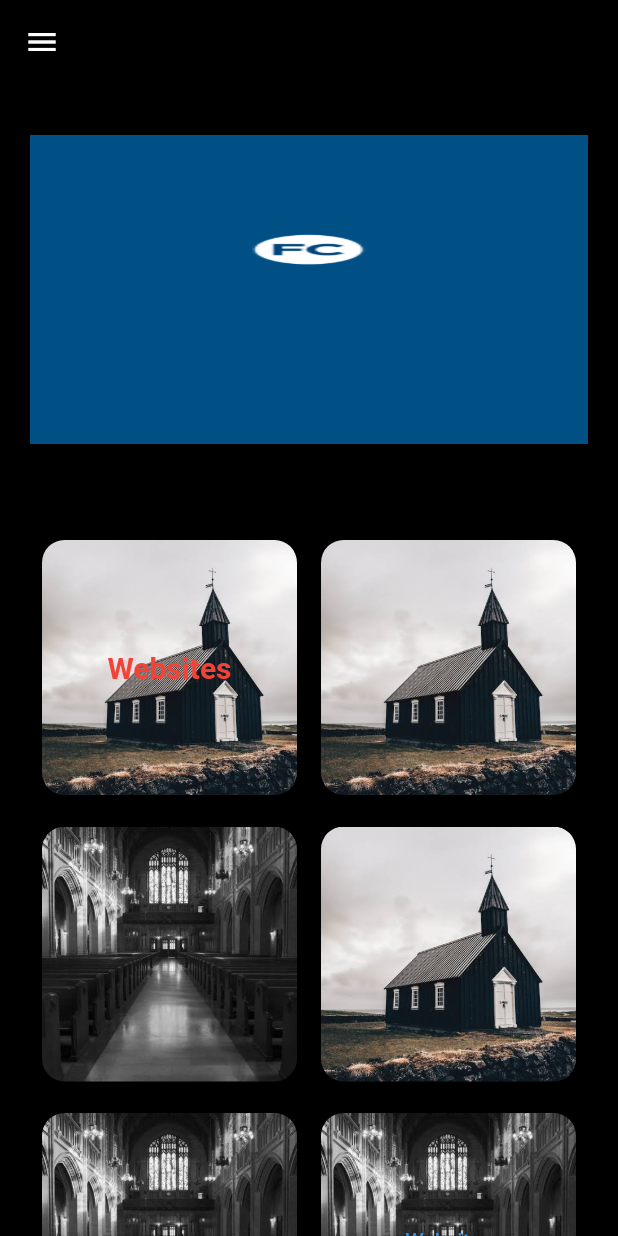
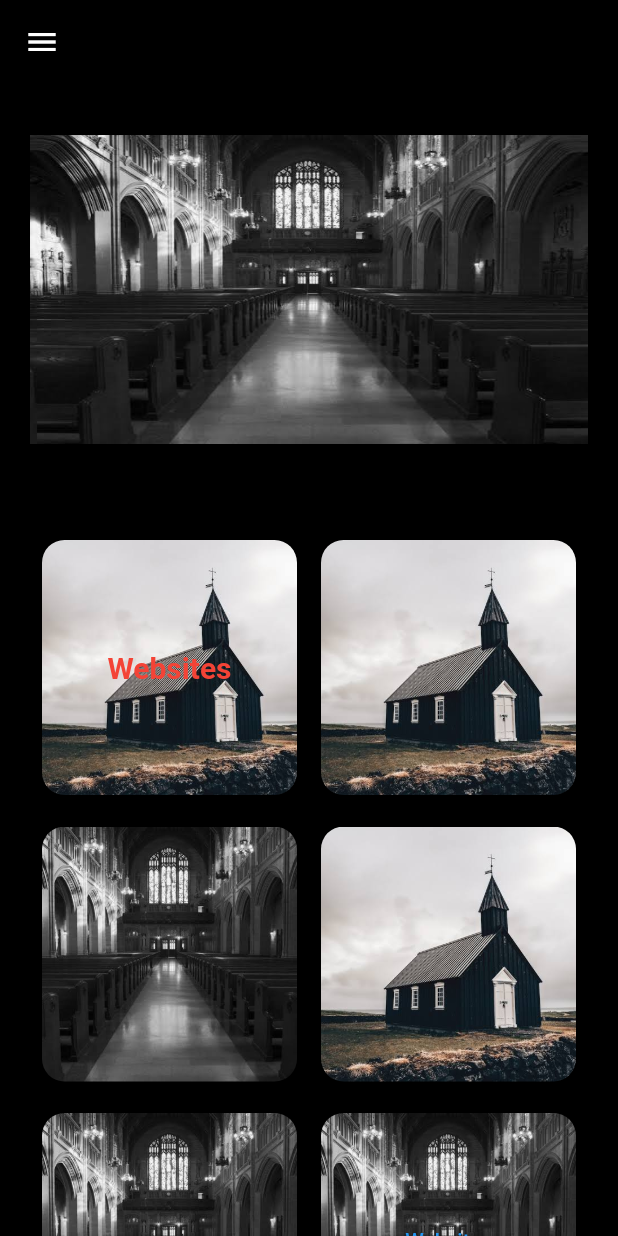
Before and after one commit to Temilayo1/fam-church, a Flutter app: the MyHomePage screen opened directly, on a phone screen of 412 x 824 dp. Run offline on Flutter 3.47's test engine with Material 2 defaults, Android fonts, the light colour scheme and no system bars; our stand-ins replace flutter_slidable, flutter_spinkit.

Commit message:
new changes
new changes

```diff
--- a/lib/screens/home_page.dart
+++ b/lib/screens/home_page.dart
@@ -38,7 +38,7 @@ class _MyHomePageState extends State<MyHomePage> {
                     decoration: BoxDecoration(
                       image: DecorationImage(
                         image: (AssetImage(
-                          'assets/fcloading.png',
+                          'assets/1.jpeg',
                         )),
                         fit: BoxFit.fill,
                       ),
```
